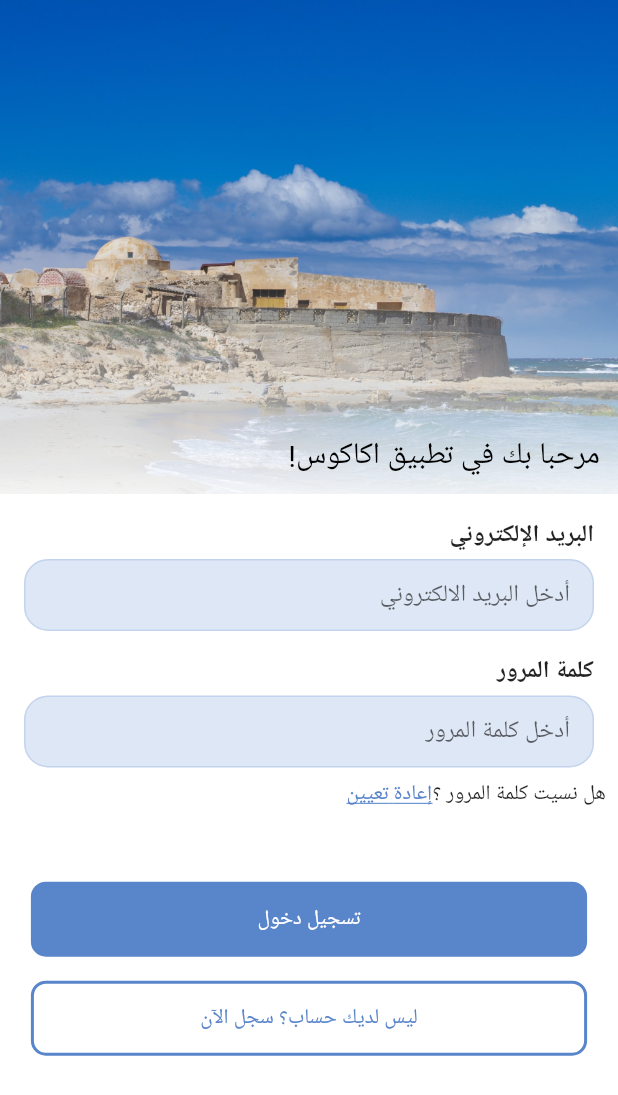
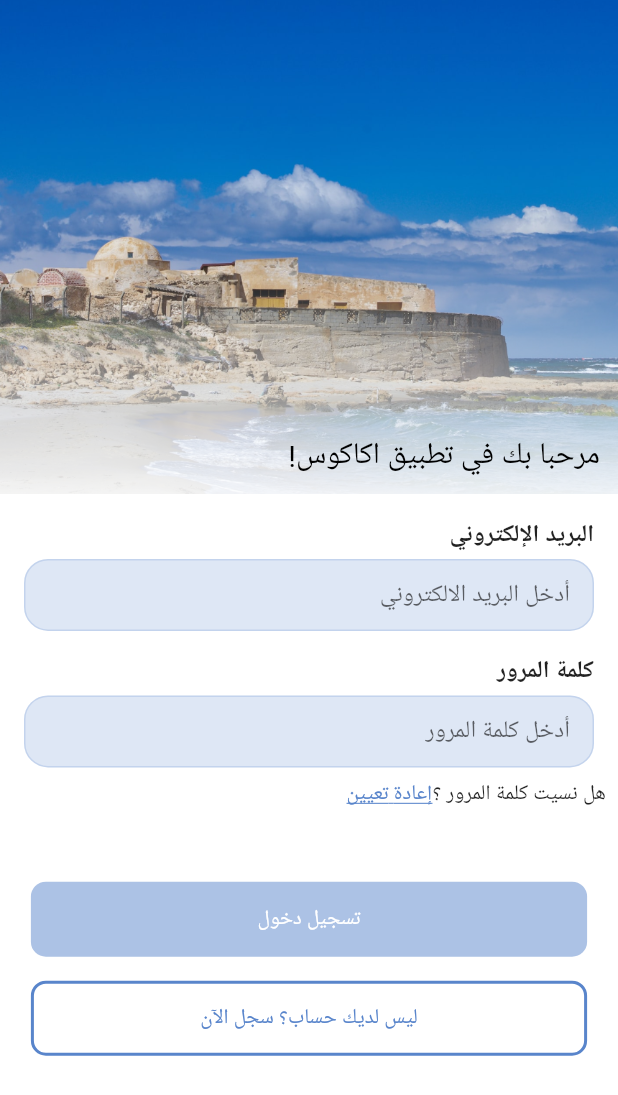
Before and after one commit to mohamed97alsaee/Acacus, a Flutter app: the LoginScreen screen opened directly, on a phone screen of 412 x 824 dp. Shown: the top 1095 px of the screen. Run offline on Flutter 3.47's test engine with Material 2 defaults, Android fonts, the phone set to English and light mode, and no system bars; our stand-ins replace google_fonts, introduction_screen, pin_code_fields; Roboto replaces fonts that are missing (Cairo).

Commit message:
20 mar 2023 11:58 am.

```diff
--- a/lib/screens/auth_screens/login_screen.dart
+++ b/lib/screens/auth_screens/login_screen.dart
@@ -17,6 +17,9 @@ class LoginScreen extends StatefulWidget {
 class _LoginScreenState extends State<LoginScreen> {
   TextEditingController emailController = TextEditingController();
   TextEditingController passwordController = TextEditingController();
+  bool enableLoginBtn = false;
+
+  GlobalKey<FormState> loginFormKey = GlobalKey<FormState>();
   @override
   Widget build(BuildContext context) {
     Size size = MediaQuery.of(context).size;
@@ -53,6 +56,13 @@ class _LoginScreenState extends State<LoginScreen> {
             ),
             Padding(
               padding: const EdgeInsets.all(8.0),
+              child: Form(
+                key: loginFormKey,
+                onChanged: () {
+                  setState(() {
+                    enableLoginBtn = loginFormKey.currentState!.validate();
+                  });
+                },
                 child: Column(
                   children: [
                     TextFieldWidget(
@@ -62,6 +72,9 @@ class _LoginScreenState extends State<LoginScreen> {
                       validator: (String? value) {
                         if (value!.isEmpty) {
                           return "الرجاء ادخال البريد الالكتروني";
+                        }
+                        if (!value.contains('@') || !value.contains('.com')) {
+                          return "الرجاء ادخال البريد الالكتروني بشكل صحيح";
                         }
                         return null;
                       },
@@ -73,6 +86,9 @@ class _LoginScreenState extends State<LoginScreen> {
                       validator: (String? value) {
                         if (value!.isEmpty) {
                           return "الرجاء ادخال كلمة المرور";
+                        }
+                        if (value.length < 8) {
+                          return "كلمة المرور يجب ان تكون اكثر من 8 احرف";
                         }
                         return null;
                       },
@@ -113,6 +129,7 @@ class _LoginScreenState extends State<LoginScreen> {
                         text: "تسجيل دخول",
                         withBorder: false,
                         isloading: false,
+                        isActive: enableLoginBtn,
                         onPressed: () {
                           Navigator.pushReplacement(
                               context,
@@ -132,6 +149,7 @@ class _LoginScreenState extends State<LoginScreen> {
                         }),
                   ],
                 ),
+              ),
             )
           ],
         ),
--- a/lib/widgets/clickable_widgets/main_button.dart
+++ b/lib/widgets/clickable_widgets/main_button.dart
@@ -8,12 +8,14 @@ class MainButton extends StatefulWidget {
       required this.withBorder,
       this.widthFromScreen = 0.9,
       required this.isloading,
-      required this.onPressed});
+      required this.onPressed,
+      this.isActive = true});
   final String text;
   final bool withBorder;
   final double widthFromScreen;
   final bool isloading;
   final Function onPressed;
+  final bool isActive;
   @override
   State<MainButton> createState() => _MainButtonState();
 }
@@ -24,7 +26,9 @@ class _MainButtonState extends State<MainButton> {
     Size size = MediaQuery.of(context).size;
     return GestureDetector(
       onTap: () {
-        widget.onPressed();
+        if (widget.isActive) {
+          widget.onPressed();
+        }
       },
       child: Padding(
         padding: const EdgeInsets.all(8.0),
@@ -32,8 +36,14 @@ class _MainButtonState extends State<MainButton> {
           height: 50,
           width: size.width * widget.widthFromScreen,
           decoration: BoxDecoration(
-              color: widget.withBorder ? Colors.white : mainColor,
-              border: Border.all(color: mainColor, width: 2),
+              color: widget.withBorder
+                  ? Colors.white
+                  : widget.isActive
+                      ? mainColor
+                      : mainColor.withOpacity(0.5),
+              border: Border.all(
+                  color: widget.isActive ? mainColor : Colors.transparent,
+                  width: 2),
               borderRadius: BorderRadius.circular(10)),
           child: Center(
             child: widget.isloading
```
Also changed, not shown: lib/widgets/clickable_widgets/place_card.dart (+9 -0 lines). Lines whose indentation alone changed are shown as unchanged.
